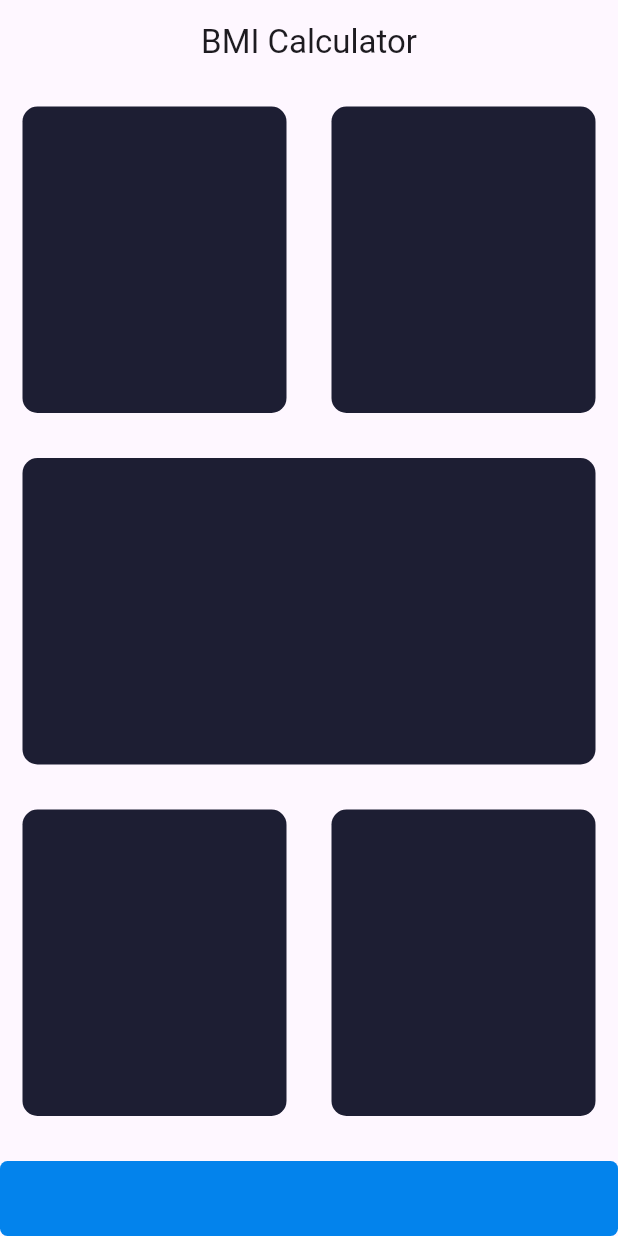
After one commit to vimarshpandey/Flutter-Learning, a Flutter app: the Inputpage screen opened directly, on a phone screen of 412 x 824 dp. The commit adds this screen. Run offline on Flutter 3.47's test engine with Material 3 defaults, Android fonts, the phone set to English and light mode, and no system bars; our stand-ins replace audioplayers, rflutter_alert.

Commit message:
new project added

```diff
--- /dev/null
+++ b/bmi_calculator/lib/inputpage.dart
@@ -0,0 +1,103 @@
+// ignore_for_file: camel_case_types
+
+import 'package:flutter/material.dart';
+
+const bottomContainerHeight = 50.0;
+const bottomContainerColor = Color.fromARGB(255, 3, 131, 236);
+const cardColourCode = Color(0xFF1D1E33);
+
+class Inputpage extends StatefulWidget {
+  const Inputpage({super.key});
+
+  @override
+  State<Inputpage> createState() => _InputpageState();
+}
+
+class _InputpageState extends State<Inputpage> {
+  @override
+  Widget build(BuildContext context) {
+    return Scaffold(
+      appBar: AppBar(
+        centerTitle: true,
+        title: const Text(
+          "BMI Calculator",
+        ),
+      ),
+      body: SafeArea(
+        child: Column(
+          children: [
+            const Expanded(
+              child: Row(
+                children: [
+                  Expanded(
+                    child: ReuseableContainer(
+                      colour: cardColourCode,
+                    ),
+                  ),
+                  Expanded(
+                    child: ReuseableContainer(
+                      colour: cardColourCode,
+                    ),
+                  ),
+                ],
+              ),
+            ),
+            const Expanded(
+              child: Row(
+                children: [
+                  Expanded(
+                    child: ReuseableContainer(
+                      colour: cardColourCode,
+                    ),
+                  ),
+                ],
+              ),
+            ),
+            const Expanded(
+              child: Row(
+                children: [
+                  Expanded(
+                    child: ReuseableContainer(
+                      colour: cardColourCode,
+                    ),
+                  ),
+                  Expanded(
+                    child: ReuseableContainer(
+                      colour: cardColourCode,
+                    ),
+                  ),
+                ],
+              ),
+            ),
+            Container(
+              width: double.infinity,
+              height: bottomContainerHeight,
+              margin: const EdgeInsets.only(top: 15),
+              decoration: BoxDecoration(
+                borderRadius: BorderRadius.circular(5),
+                color: bottomContainerColor,
+              ),
+            ),
+          ],
+        ),
+      ),
+    );
+  }
+}
+
+class ReuseableContainer extends StatelessWidget {
+  const ReuseableContainer({super.key, required this.colour});
+
+  final Color colour;
+
+  @override
+  Widget build(BuildContext context) {
+    return Container(
+      margin: const EdgeInsets.all(15),
+      decoration: BoxDecoration(
+        color: colour,
+        borderRadius: BorderRadius.circular(10),
+      ),
+    );
+  }
+}
--- a/quizzler/lib/quiz_brain.dart
+++ b/quizzler/lib/quiz_brain.dart
@@ -1,3 +1,5 @@
+// ignore_for_file: unnecessary_string_escapes
+
 import 'question.dart';
 
 class QuizBrain {
```
Also changed, not shown: bmi_calculator/analysis_options.yaml (added, +28 -0 lines), bmi_calculator/lib/main.dart (added, +29 -0 lines), bmi_calculator/pubspec.yaml (added, +21 -0 lines), bmi_calculator/pubspec.lock (added), 123 other files.
